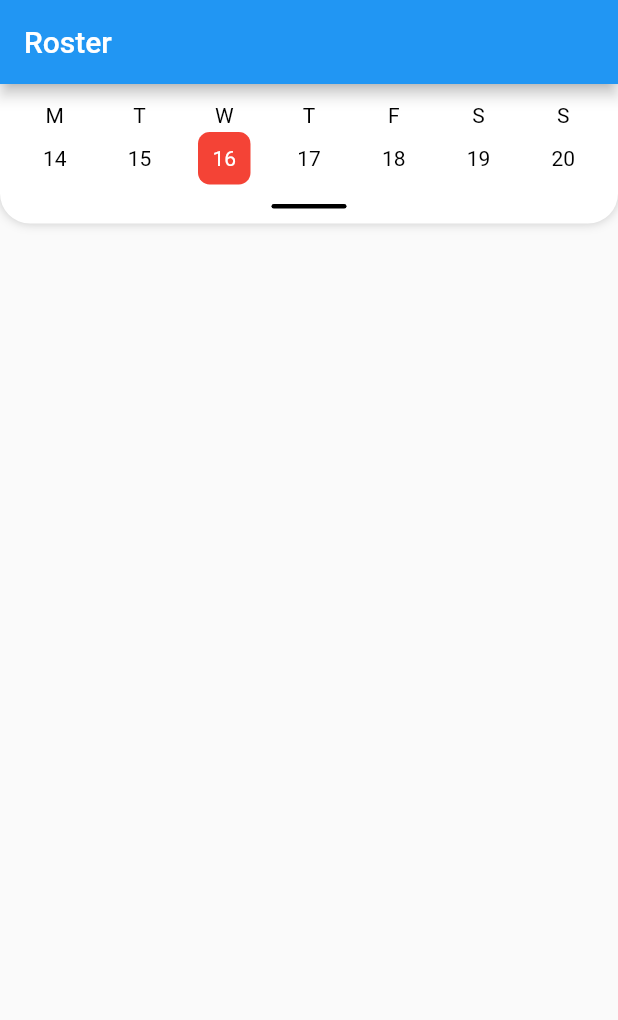
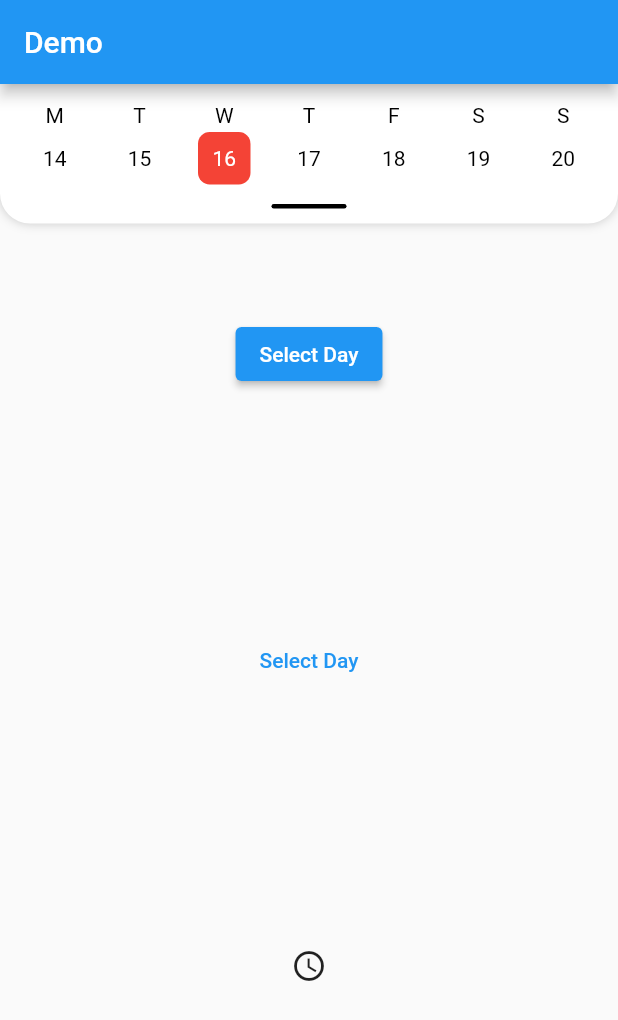
Before and after one commit to Iconica-Development/flutter_date_time_picker, a Flutter app: the screen it shows after launch, on a phone screen of 412 x 824 dp. Shown: the top 1020 px of the screen. Run offline on Flutter 3.47's test engine with Material 2 defaults, Android fonts, the phone set to English and light mode, and no system bars.

Commit message:
added an overlay based date time picker

````diff
--- a/example/lib/main.dart
+++ b/example/lib/main.dart
@@ -16,13 +16,13 @@ class MyApp extends StatelessWidget {
   @override
   Widget build(BuildContext context) {
     return MaterialApp(
-      title: 'Flutter Demo',
+      title: 'Demo drag down date time picker',
       theme: ThemeData(
         primarySwatch: Colors.blue,
       ),
       home: Scaffold(
         appBar: AppBar(
-          title: const Text('Roster'),
+          title: const Text('Demo'),
         ),
         body: const DatePickerDemo(),
       ),
@@ -34,7 +34,68 @@ class DatePickerDemo extends StatelessWidget {
   const DatePickerDemo({Key? key}) : super(key: key);
   @override
   Widget build(BuildContext context) {
-    return DateTimePicker(
+    const dateTimePickerTheme = DateTimePickerTheme(
+      dateBoxShape: DateBoxShape.roundedRectangle,
+      backgroundColor: Colors.white,
+      markedIndicatorColor: Colors.red,
+      baseTheme: DateBoxBaseTheme(
+        Colors.white,
+        TextStyle(color: Colors.black),
+      ),
+      selectedTheme: DateBoxSelectedTheme(
+        Color(0x4BF44336),
+        TextStyle(
+          color: Colors.red,
+        ),
+      ),
+      highlightTheme: DateBoxHighlightTheme(
+        Colors.red,
+        TextStyle(
+          color: Colors.white,
+        ),
+      ),
+      barTheme: DateTimePickerBarTheme(
+        barColor: Colors.black,
+        barOpacity: 1,
+      ),
+    );
+
+    return Stack(
+      children: [
+        Center(
+          child: Column(
+            mainAxisAlignment: MainAxisAlignment.spaceEvenly,
+            children: [
+              OverlayDateTimePicker(
+                theme: dateTimePickerTheme,
+                alignment: Alignment.bottomCenter,
+                child: const Text("Select Day"),
+                onTapDay: (date) {},
+              ),
+              OverlayDateTimePicker(
+                theme: dateTimePickerTheme,
+                alignment: Alignment.center,
+                buttonBuilder: (key, onPressed) => TextButton(
+                  key: key,
+                  onPressed: onPressed,
+                  child: const Text("Select Day"),
+                ),
+              ),
+              OverlayDateTimePicker(
+                theme: dateTimePickerTheme,
+                alignment: Alignment.topCenter,
+                buttonBuilder: (key, onPressed) => IconButton(
+                  key: key,
+                  onPressed: onPressed,
+                  icon: const Icon(
+                    Icons.schedule,
+                  ),
+                ),
+              )
+            ],
+          ),
+        ),
+        DragDownDateTimePicker(
           dateTimePickerTheme: const DateTimePickerTheme(
             backgroundColor: Colors.white,
             markedIndicatorColor: Colors.red,
@@ -60,6 +121,8 @@ class DatePickerDemo extends StatelessWidget {
             ),
           ),
           markedDates: [DateTime(2022, 9, 6)],
+        )
+      ],
     );
   }
 }
--- a/lib/flutter_date_time_picker.dart
+++ b/lib/flutter_date_time_picker.dart
@@ -4,7 +4,8 @@
 
 library flutter_date_time_picker;
 
-export 'src/date_time_picker.dart' show DateTimePicker;
+export 'src/drag_down_date_time_picker.dart' show DragDownDateTimePicker;
+export 'src/overlay_date_time_picker.dart' show OverlayDateTimePicker;
 export 'src/enums/date_box_shape.dart';
 export 'src/models/date_box_base_theme.dart';
 export 'src/models/date_box_disabled_theme.dart';
--- a/lib/src/date_time_picker.dart
+++ b/lib/src/drag_down_date_time_picker.dart
@@ -11,7 +11,7 @@ import 'package:flutter_date_time_picker/src/widgets/month_date_time_picker/mont
 import 'package:flutter_date_time_picker/src/widgets/week_date_time_picker/week_date_time_picker_sheet.dart';
 import 'package:intl/date_symbol_data_local.dart';
 
-class DateTimePicker extends StatefulWidget {
+class DragDownDateTimePicker extends StatefulWidget {
   /// A widget that displays a date picker from a sheet form the top of the screen.
   /// This sheet displays initially displays a week but can be dragged down to show a full month.
   /// Both views can be dragged sideways to show the next or previous week/month.
@@ -37,7 +37,7 @@ class DateTimePicker extends StatefulWidget {
   ///     child: ListBody(
   ///     children: const <Widget>[
   ///     Text(
-  ///       'The time you try to choose is diabled, try to pick another time.'),
+  ///       'The time you try to choose is disabled, try to pick another time.'),
   ///     ],
   ///    ),
   ///   ),
@@ -112,7 +112,7 @@ class DateTimePicker extends StatefulWidget {
   ///   ),
   /// ),
   ///```
-  DateTimePicker({
+  DragDownDateTimePicker({
     this.dateTimePickerTheme = const DateTimePickerTheme(),
     this.header,
     this.onTapDay,
@@ -136,29 +136,29 @@ class DateTimePicker extends StatefulWidget {
   /// A [Widget] to display when the user picks a disabled time in the [TimePickerDialog]
   final Widget? wrongTimeDialog;
 
-  /// Visual properties for the [DateTimePicker]
+  /// Visual properties for the [DragDownDateTimePicker]
   final DateTimePickerTheme dateTimePickerTheme;
 
-  /// Widget shown at the top of the [DateTimePicker]
+  /// Widget shown at the top of the [DragDownDateTimePicker]
   final Widget? header;
 
   /// Callback that provides the date tapped on as a [DateTime] object.
   final Function(DateTime)? onTapDay;
 
-  /// Whether the current day should be highlighted in the [DateTimePicker]
+  /// Whether the current day should be highlighted in the [DragDownDateTimePicker]
   final bool highlightToday;
 
   /// a [bool] to set de clock on [TimePickerDialog] to a fixed 24 or 12-hour format.
   /// By default this gets determined by the [Locale] on the device.
   late final bool alwaysUse24HourFormat;
 
-  /// [pickTime] is a [bool] that determines if the user is able to pick a time after picking a date usring the [TimePickerDialog].
+  /// [pickTime] is a [bool] that determines if the user is able to pick a time after picking a date using the [TimePickerDialog].
   final bool pickTime;
 
   /// indicates the starting date. Default is [DateTime.now()]
   final DateTime? initialDate;
 
-  /// [markedDates] contain the dates [DateTime] that will be marked in the [DateTimePicker] by a small dot.
+  /// [markedDates] contain the dates [DateTime] that will be marked in the [DragDownDateTimePicker] by a small dot.
   final List<DateTime>? markedDates;
 
   /// a [List] of [DateTime] objects that will be disabled and cannot be interacted with whatsoever.
@@ -168,10 +168,10 @@ class DateTimePicker extends StatefulWidget {
   final List<TimeOfDay>? disabledTimes;
 
   @override
-  State<StatefulWidget> createState() => _DateTimePickerState();
+  State<StatefulWidget> createState() => _DragDownDateTimePickerState();
 }
 
-class _DateTimePickerState extends State<DateTimePicker> {
+class _DragDownDateTimePickerState extends State<DragDownDateTimePicker> {
   late DateTimePickerController _dateTimePickerController;
 
   final DraggableScrollableController _dragController =
@@ -251,7 +251,9 @@ class _DateTimePickerState extends State<DateTimePicker> {
                               ),
                             ],
                           ),
-                          child: dragSize < _dateTimePickerController.theme.weekMonthTriggerSize
+                          child: dragSize <
+                                  _dateTimePickerController
+                                      .theme.weekMonthTriggerSize
                               ? WeekDateTimePickerSheet(
                                   dateTimePickerController:
                                       _dateTimePickerController,
--- a/lib/src/models/date_time_picker_theme.dart
+++ b/lib/src/models/date_time_picker_theme.dart
@@ -6,7 +6,7 @@ import 'package:flutter/material.dart';
 import 'package:flutter_date_time_picker/flutter_date_time_picker.dart';
 
 class DateTimePickerTheme {
-  /// The [DateTimePickerTheme] to style [DateTimePicker] in. Define a custom shape for the dates and specifically style
+  /// The [DateTimePickerTheme] to style [DragDownDateTimePicker] in. Define a custom shape for the dates and specifically style
   /// a basic, hightlighted, selected and disabled date.
   const DateTimePickerTheme({
     this.weekDateBoxSize = 35,
--- /dev/null
+++ b/lib/src/overlay_date_time_picker.dart
@@ -0,0 +1,250 @@
+// SPDX-FileCopyrightText: 2022 Iconica
+//
+// SPDX-License-Identifier: BSD-3-Clause
+
+import 'package:flutter/material.dart';
+import 'package:flutter_date_time_picker/src/extensions/date_time.dart';
+import 'package:flutter_date_time_picker/src/models/date_time_picker_theme.dart';
+import 'package:flutter_date_time_picker/src/utils/date_time_picker_controller.dart';
+import 'package:flutter_date_time_picker/src/widgets/overlay_date_time_picker/overlay.dart';
+
+class OverlayDateTimePicker extends StatefulWidget {
+  const OverlayDateTimePicker({
+    this.theme = const DateTimePickerTheme(),
+    this.alignment = Alignment.bottomRight,
+    this.initialDate,
+    this.size = const Size(325, 325),
+    this.wrongTimeDialog,
+    this.onTapDay,
+    this.highlightToday = true,
+    this.alwaysUse24HourFormat = true,
+    this.pickTime = false,
+    this.markedDates,
+    this.disabledDates,
+    this.disabledTimes,
+    this.child,
+    super.key,
+    this.buttonBuilder,
+    this.closeOnSelectDate = true,
+  }) : assert(child != null || buttonBuilder != null);
+
+  /// The child contained by the DatePicker.
+  final Widget? child;
+
+  /// A [Widget] to display when the user picks a disabled time in the [TimePickerDialog]
+  final Widget? wrongTimeDialog;
+
+  /// Visual properties for the [OverlayDateTimePicker]
+  final DateTimePickerTheme theme;
+
+  /// Callback that provides the date tapped on as a [DateTime] object.
+  final Function(DateTime date)? onTapDay;
+
+  /// Whether the current day should be highlighted in the [OverlayDateTimePicker]
+  final bool highlightToday;
+
+  /// a [bool] to set de clock on [TimePickerDialog] to a fixed 24 or 12-hour format.
+  final bool alwaysUse24HourFormat;
+
+  /// [pickTime] is a [bool] that determines if the user is able to pick a time after picking a date using the [TimePickerDialog].
+  final bool pickTime;
+
+  /// indicates the starting date. Default is [DateTime.now()]
+  final DateTime? initialDate;
+
+  /// [markedDates] contain the dates [DateTime] that will be marked in the [OverlayDateTimePicker] by a small dot.
+  final List<DateTime>? markedDates;
+
+  /// a [List] of [DateTime] objects that will be disabled and cannot be interacted with whatsoever.
+  final List<DateTime>? disabledDates;
+
+  /// a [List] of [TimeOfDay] objects that cannot be picked in the [TimePickerDialog].
+  final List<TimeOfDay>? disabledTimes;
+
+  /// an [Alignment] to align the overlay relative to the button
+  final Alignment alignment;
+
+  /// a [Size] that indicates the size of the overlay
+  final Size size;
+
+  /// [buttonBuilder] is a method for building the button that can trigger the overlay to appear
+  final Widget Function(Key key, void Function() onPressed)? buttonBuilder;
+
+  /// [closeOnSelectDate] is a bool that indicates if the overlay should be closed if a date has been picked.
+  final bool closeOnSelectDate;
+
+  @override
+  State<OverlayDateTimePicker> createState() => _OverlayDateTimePickerState();
+}
+
+class _OverlayDateTimePickerState extends State<OverlayDateTimePicker> {
+  final GlobalKey buttonKey = GlobalKey(
+    debugLabel: "Overlay Date Time Picker - Button",
+  );
+
+  bool _isShown = false;
+
+  late OverlayState? _overlayState;
+
+  late final OverlayEntry _overlay = OverlayEntry(
+    builder: (context) {
+      var box = buttonKey.currentContext?.findRenderObject() as RenderBox;
+      var offset = _calculateOffset(
+        alignment: widget.alignment,
+        position: box.localToGlobal(
+          const Offset(0, 0),
+        ),
+        buttonSize: box.size,
+        overlaySize: widget.size,
+      );
+      return Positioned(
+        top: offset.dy,
+        left: offset.dx,
+        child: Material(
+          child: _buildOverlay(context),
+        ),
+      );
+    },
+  );
+  late final DateTimePickerController _dateTimePickerController =
+      DateTimePickerController(
+    highlightToday: widget.highlightToday,
+    alwaysUse24HourFormat: widget.alwaysUse24HourFormat,
+    pickTime: widget.pickTime,
+    theme: widget.theme,
+    markedDates: widget.markedDates,
+    disabledDates: widget.disabledDates,
+    disabledTimes: widget.disabledTimes,
+    onTapDayCallBack: (date) {
+      widget.onTapDay?.call(date);
+      if (widget.closeOnSelectDate) {
+        _toggleOverlay();
+      }
+    },
+    browsingDate: widget.initialDate ?? DateTime.now(),
+    selectedDate: widget.initialDate ?? DateTime.now(),
+  );
+
+  @override
+  void dispose() {
+    _overlay.dispose();
+    _overlayState?.dispose();
+    _dateTimePickerController.dispose();
+    super.dispose();
+  }
+
+  void _toggleOverlay() {
+    if (mounted) {
+      setState(() {
+        if (!_isShown) {
+          _overlayState?.insert(_overlay);
+        } else {
+          _overlay.remove();
+        }
+        _isShown = !_isShown;
+      });
+    }
+  }
+
+  Offset _calculateOffset({
+    required Alignment alignment,
+    required Offset position,
+    required Size buttonSize,
+    required Size overlaySize,
+  }) {
+    double offsetX = 0;
+    double offsetY = 0;
+
+    offsetX = position.dx + // adds the world x position of the button
+        buttonSize.width *
+            0.5 - // centers the pivot of the button of the calculation to the center of the button
+        overlaySize.width *
+            0.5 + // centers the pivot of the overlay of the calculation to the center of the overlay
+        (overlaySize.width + buttonSize.width) * 0.5 * alignment.x;
+    offsetY = position.dy + // adds the world y position of the button
+        buttonSize.height * 0.5 -
+        overlaySize.height * 0.5 +
+        (overlaySize.height + buttonSize.height) * 0.5 * alignment.y;
+
+    return Offset(offsetX, offsetY);
+  }
+
+  @override
+  Widget build(BuildContext context) {
+    _overlayState = Overlay.of(context);
+
+    if (widget.buttonBuilder != null) {
+      return widget.buttonBuilder!.call(
+        buttonKey,
+        () {
+          _toggleOverlay();
+        },
+      );
+    }
+    return ElevatedButton(
+        key: buttonKey,
+        onPressed: () {
+          _toggleOverlay();
+        },
+        child: widget.child);
+  }
+
+  Widget _buildOverlay(BuildContext context) {
+    return Container(
+      decoration: BoxDecoration(
+        color: widget.theme.backgroundColor,
+        borderRadius: const BorderRadius.all(Radius.circular(16)),
+        boxShadow: [
+          BoxShadow(
+            blurRadius: 5,
+            color: Colors.black.withOpacity(0.25),
+          ),
+        ],
+      ),
+      child: SizedBox(
+        width: widget.size.width,
+        height: widget.size.height,
+        child: Padding(
+          padding: const EdgeInsets.all(8.0),
+          child: OverlayDateTimeContent(
+            theme: widget.theme,
+            size: widget.size,
+            controller: _dateTimePickerController,
+            onNextDate: nextDate,
+            onPreviousDate: previousDate,
+          ),
+        ),
+      ),
+    );
+  }
+
+  void nextDate() {
+    if (!mounted) return;
+    setState(() {
+      _dateTimePickerController.browsingDate =
+          _dateTimePickerController.browsingDate.add(
+        Duration(
+          days: DateTime(
+            _dateTimePickerController.browsingDate.year,
+            _dateTimePickerController.browsingDate.month,
+          ).daysInMonth(),
+        ),
+      );
+    });
+  }
+
+  void previousDate() {
+    if (!mounted) return;
+    setState(() {
+      _dateTimePickerController.browsingDate =
+          _dateTimePickerController.browsingDate.subtract(
+        Duration(
+          days: DateTime(
+            _dateTimePickerController.browsingDate.year,
+            _dateTimePickerController.browsingDate.month,
+          ).daysInMonth(),
+        ),
+      );
+    });
+  }
+}
````
Also changed, not shown: lib/src/widgets/overlay_date_time_picker/date_picker.dart (added, +86 -0 lines), lib/src/widgets/overlay_date_time_picker/overlay.dart (added, +174 -0 lines), lib/src/widgets/overlay_date_time_picker/pickable_date.dart (added, +82 -0 lines), 8 other files. Lines whose indentation alone changed are shown as unchanged.
